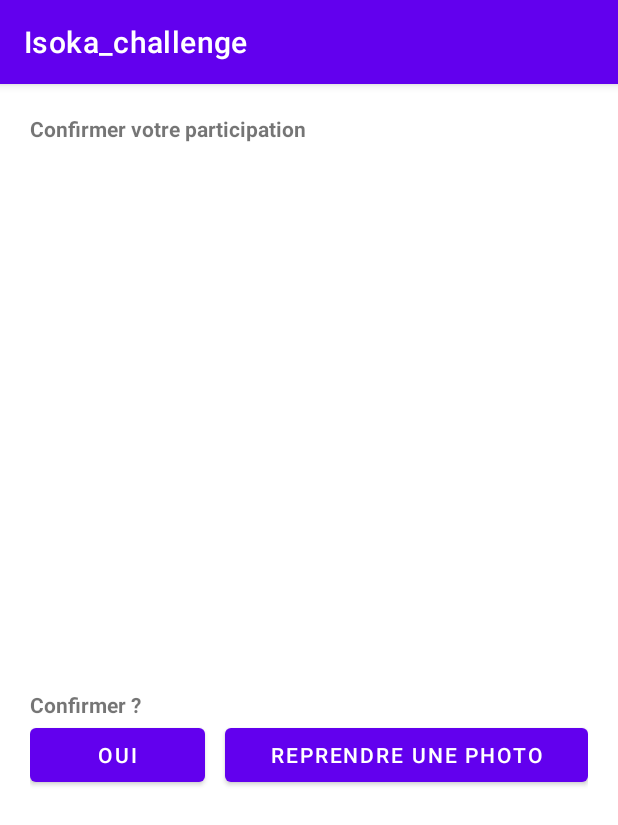
After one commit to Ladislus/m1_android_project, an Android app: the onConfirmationParticipation screen opened directly, with no data from a screen before it, on a phone screen of 412 x 824 dp. The commit adds this screen. Shown: the top 825 px of the screen. Run offline under Robolectric (Android 15) with nearby library versions, the phone set to English and light mode, and no system bars; our stand-ins replace Picasso; pictures from the network do not load.

Commit message:
[ADD]View pour prendre en photo et confirmer sa participatio

```diff
--- /dev/null
+++ b/app/src/main/java/univ/orleans/ttl/isokachallenge/onConfirmationParticipation.java
@@ -0,0 +1,104 @@
+package univ.orleans.ttl.isokachallenge;
+
+import androidx.appcompat.app.AppCompatActivity;
+
+import android.content.ActivityNotFoundException;
+import android.content.Context;
+import android.content.Intent;
+import android.content.SharedPreferences;
+import android.graphics.Bitmap;
+import android.graphics.BitmapFactory;
+import android.graphics.drawable.BitmapDrawable;
+import android.media.Image;
+import android.os.Bundle;
+import android.provider.MediaStore;
+import android.util.Base64;
+import android.util.Log;
+import android.view.View;
+import android.widget.ImageView;
+
+import com.squareup.picasso.Picasso;
+
+import java.io.ByteArrayOutputStream;
+
+public class onConfirmationParticipation extends AppCompatActivity {
+
+    private ImageView imageViewConfirmation;
+    @Override
+    protected void onCreate(Bundle savedInstanceState) {
+        super.onCreate(savedInstanceState);
+        setContentView(R.layout.activity_on_confirmation_participation);
+        Intent intent = getIntent();
+        Bitmap image = (Bitmap) intent.getParcelableExtra("bitmap");
+        imageViewConfirmation = findViewById(R.id.imageViewConfirmation);
+//        SharedPreferences sharedPref = this.getPreferences(Context.MODE_PRIVATE);
+//        String imageS = sharedPref.getString("bitmap","");
+//        if(!(imageS.equals(""))){
+//            image = StringToBitMap(imageS);
+//            Log.d("imageConf","il y a une image dans le sharedpref");
+//        }
+        imageViewConfirmation.setImageBitmap(image);
+   }
+
+    static final int REQUEST_IMAGE_CAPTURE = 1;
+
+    public void onReprendrePhoto(View view) {
+        Intent takePictureIntent = new Intent(MediaStore.ACTION_IMAGE_CAPTURE);
+        try {
+            startActivityForResult(takePictureIntent, REQUEST_IMAGE_CAPTURE);
+        } catch (ActivityNotFoundException e) {
+            // display error state to the user
+        }
+    }
+
+    @Override
+    protected void onActivityResult(int requestCode, int resultCode, Intent data) {
+        super.onActivityResult(requestCode, resultCode, data);
+        if (requestCode == REQUEST_IMAGE_CAPTURE && resultCode == RESULT_OK) {
+            Bundle extras = data.getExtras();
+            Bitmap imageBitmap = (Bitmap) extras.get("data");
+            imageViewConfirmation.setImageBitmap(imageBitmap);
+        }
+    }
+
+    public String BitMapToString(Bitmap bitmap){
+        ByteArrayOutputStream baos=new  ByteArrayOutputStream();
+        bitmap.compress(Bitmap.CompressFormat.PNG,100, baos);
+        byte [] b=baos.toByteArray();
+        String temp= Base64.encodeToString(b, Base64.DEFAULT);
+        return temp;
+    }
+    public Bitmap StringToBitMap(String encodedString){
+        try {
+            byte [] encodeByte=Base64.decode(encodedString,Base64.DEFAULT);
+            Bitmap bitmap= BitmapFactory.decodeByteArray(encodeByte, 0, encodeByte.length);
+            return bitmap;
+        } catch(Exception e) {
+            e.getMessage();
+            return null;
+        }
+    }
+
+//    @Override
+//    protected void onDestroy() {
+//        super.onDestroy();
+//        SharedPreferences sharedPref = this.getPreferences(Context.MODE_PRIVATE);
+//        SharedPreferences.Editor editor = sharedPref.edit();
+//        BitmapDrawable bmD = (BitmapDrawable) imageViewConfirmation.getDrawable();
+//        editor.putString("bitmap",BitMapToString(bmD.getBitmap()));
+//        editor.apply();
+//    }
+
+
+/*    @Override
+    protected void onStart() {
+        super.onStart();
+        SharedPreferences sharedPref = this.getPreferences(Context.MODE_PRIVATE);
+        String imageS = sharedPref.getString("bitmap","");
+        if(!(imageS.equals(""))){
+            Bitmap image = StringToBitMap(imageS);
+            imageViewConfirmation.setImageBitmap(image);
+        }
+
+    }*/
+}
--- /dev/null
+++ b/app/src/main/res/layout-land/activity_on_confirmation_participation.xml
@@ -0,0 +1,83 @@
+<?xml version="1.0" encoding="utf-8"?>
+
+    <LinearLayout
+        xmlns:android="http://schemas.android.com/apk/res/android"
+        xmlns:app="http://schemas.android.com/apk/res-auto"
+        xmlns:tools="http://schemas.android.com/tools"
+        tools:context=".onConfirmationParticipation"
+        android:layout_width="match_parent"
+        android:padding="30px"
+        android:layout_height="match_parent"
+        android:orientation="horizontal">
+    <LinearLayout
+        android:layout_width="match_parent"
+
+        android:layout_height="match_parent"
+        android:padding="30px"
+
+        android:orientation="vertical"
+        android:layout_weight="1">
+        <TextView
+            android:id="@+id/textView3"
+            android:layout_marginBottom="30px"
+            android:layout_width="match_parent"
+            android:layout_height="wrap_content"
+            android:textStyle="bold"
+            android:layout_weight="0"
+            android:text="@string/confirmePartTitle" />
+        <ImageView
+            android:id="@+id/imageViewConfirmation"
+            android:layout_width="match_parent"
+            android:layout_height="match_parent"
+            android:layout_weight="1"
+            app:srcCompat="@drawable/ic_launcher_background" />
+
+
+    </LinearLayout>
+
+
+
+    <LinearLayout
+        android:layout_width="match_parent"
+
+        android:layout_height="match_parent"
+        android:padding="30px"
+
+        android:orientation="vertical"
+        android:layout_weight="1">
+        <TextView
+            android:id="@+id/textView4"
+            android:layout_width="match_parent"
+            android:layout_height="match_parent"
+            android:textStyle="bold"
+            android:layout_weight="12"
+            android:text="@string/confirmerLabel" />
+
+    <LinearLayout
+        android:layout_width="match_parent"
+
+        android:layout_height="match_parent"
+        android:layout_weight="1"
+        android:orientation="horizontal">
+
+        <Button
+            android:layout_marginRight="10px"
+            android:id="@+id/button3"
+            android:layout_width="wrap_content"
+            android:layout_height="wrap_content"
+            android:layout_weight="1"
+            android:text="Oui" />
+
+        <Button
+            android:layout_marginLeft="10px"
+            android:id="@+id/button4"
+            android:layout_width="wrap_content"
+            android:layout_height="wrap_content"
+            android:layout_weight="1"
+            android:onClick="onReprendrePhoto"
+            android:text="Reprendre une photo" />
+    </LinearLayout>
+</LinearLayout>
+
+
+</LinearLayout>
--- /dev/null
+++ b/app/src/main/res/layout/activity_on_confirmation_participation.xml
@@ -0,0 +1,63 @@
+<?xml version="1.0" encoding="utf-8"?>
+
+    <LinearLayout
+        xmlns:android="http://schemas.android.com/apk/res/android"
+        xmlns:app="http://schemas.android.com/apk/res-auto"
+        xmlns:tools="http://schemas.android.com/tools"
+        tools:context=".onConfirmationParticipation"
+        android:layout_width="match_parent"
+        android:padding="30px"
+        android:layout_height="match_parent"
+        android:orientation="vertical">
+
+        <TextView
+            android:id="@+id/textView3"
+            android:layout_marginBottom="30px"
+            android:layout_width="match_parent"
+            android:layout_height="wrap_content"
+            android:textStyle="bold"
+            android:layout_weight="0"
+            android:text="@string/confirmePartTitle" />
+
+
+    <ImageView
+        android:id="@+id/imageViewConfirmation"
+        android:layout_width="match_parent"
+        android:layout_height="match_parent"
+        android:layout_weight="1"
+        app:srcCompat="@drawable/ic_launcher_background" />
+
+    <TextView
+        android:layout_marginTop="30px"
+        android:id="@+id/textView4"
+        android:layout_width="match_parent"
+        android:layout_height="wrap_content"
+        android:textStyle="bold"
+        android:layout_weight="0"
+        android:text="@string/confirmerLabel" />
+
+    <LinearLayout
+        android:layout_width="match_parent"
+        android:layout_height="match_parent"
+        android:layout_weight="1"
+        android:orientation="horizontal">
+
+        <Button
+            android:layout_marginRight="10px"
+            android:id="@+id/button3"
+            android:layout_width="wrap_content"
+            android:layout_height="wrap_content"
+            android:layout_weight="1"
+            android:text="Oui" />
+
+        <Button
+            android:layout_marginLeft="10px"
+            android:id="@+id/button4"
+            android:layout_width="wrap_content"
+            android:layout_height="wrap_content"
+            android:layout_weight="1"
+            android:onClick="onReprendrePhoto"
+            android:text="Reprendre une photo" />
+    </LinearLayout>
+
+</LinearLayout>
--- a/app/src/main/res/values/strings.xml
+++ b/app/src/main/res/values/strings.xml
@@ -10,4 +10,6 @@
     <string name="btnBrowse">Parcourir</string>
     <string name="btnParticipe">Participer</string>
     <string name="chronoTitle">Temps de dessin</string>
+    <string name="confirmePartTitle">Confirmer votre participation</string>
+    <string name="confirmerLabel">Confirmer ?</string>
 </resources>
```
Also changed, not shown: app/src/main/AndroidManifest.xml (+9 -2 lines), app/src/main/java/univ/orleans/ttl/isokachallenge/onParticiperChrono.java (+41 -7 lines), app/src/main/res/layout-land/activity_on_participer_chrono.xml (+35 -17 lines), app/src/main/res/layout/activity_on_participer_chrono.xml (+12 -3 lines).
